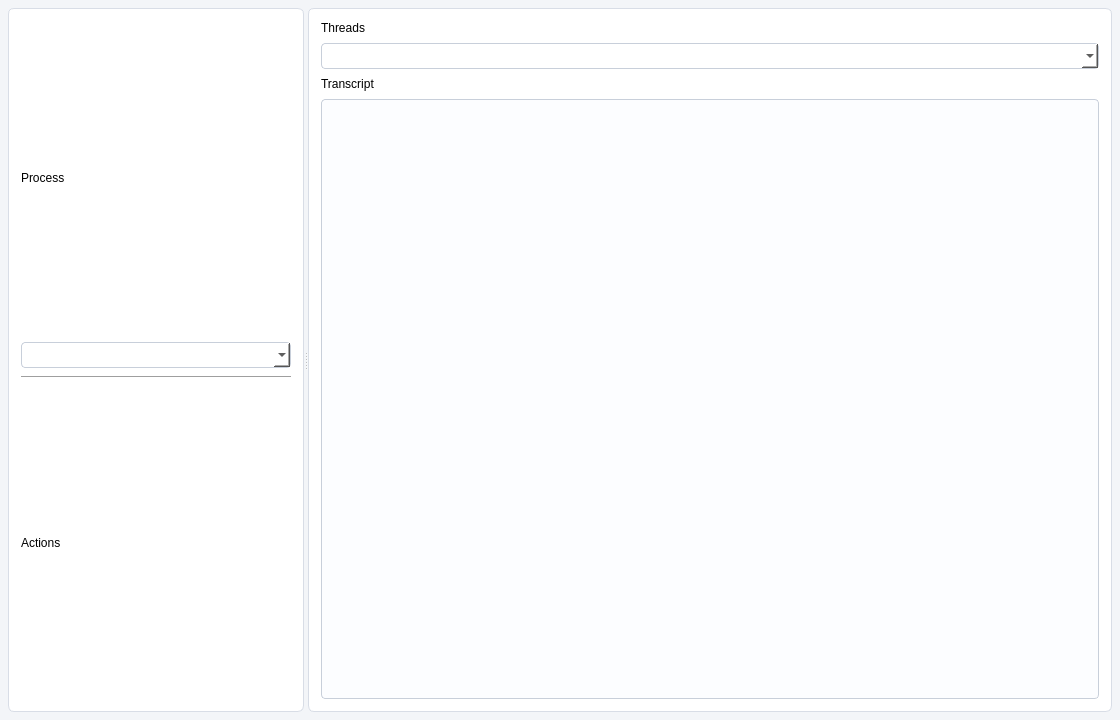
This is GUI/mainwindow.ui in MomiJiSan/NekoTextractor as Qt 5 draws it before an edit. The edited form follows.
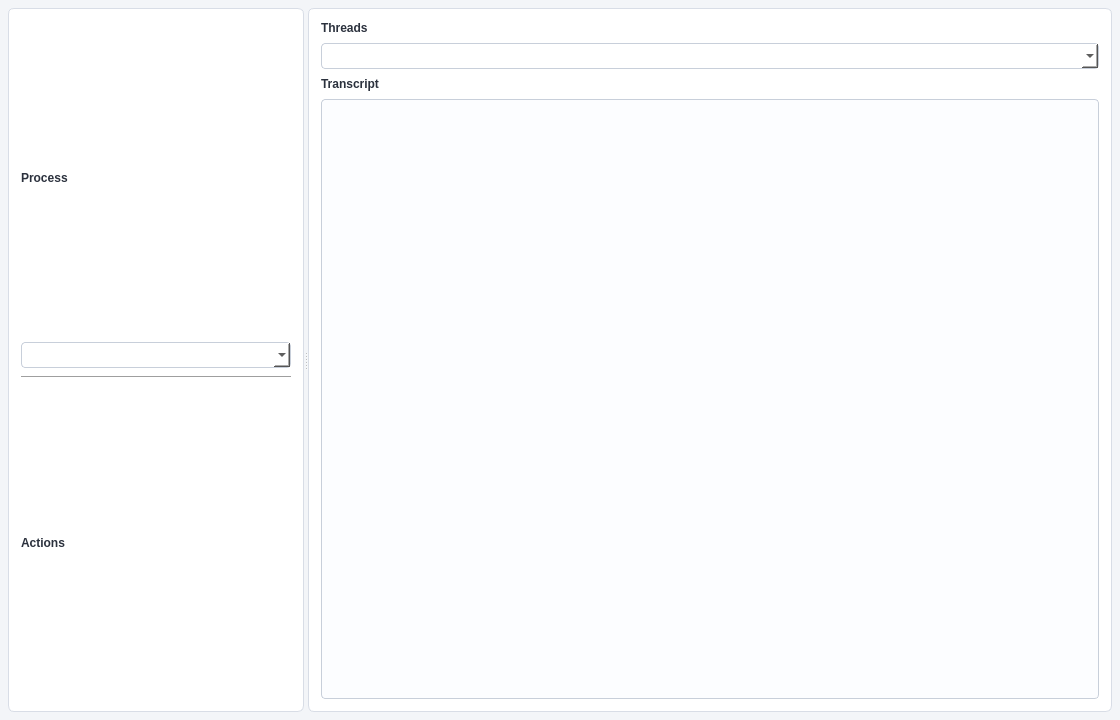
This is the edited form.

Commit message: Textractor/GUI/mainwindow.ui: 主界面改成左右分栏，左侧是进程/操作区，右侧是线程和文本区，样式也做了统一。   - Textractor/extensions/CMakeLists.txt: 把旧的 CMake 目标命名方式改成兼容新版 CMake 的写法，保证能继续构建。

What changed in the file:
```diff
--- a/GUI/mainwindow.ui
+++ b/GUI/mainwindow.ui
@@ -27,7 +27,10 @@
     border-radius: 6px;
 }
 
-QLabel[sectionLabel="true"]
+QLabel#processTitle,
+QLabel#actionsTitle,
+QLabel#threadsTitle,
+QLabel#transcriptTitle
 {
     color: #2b313d;
     font-weight: 600;
```
Left out of the diff: 12 changed lines with no effect on the pictures. The commit also changes 1 other file.
